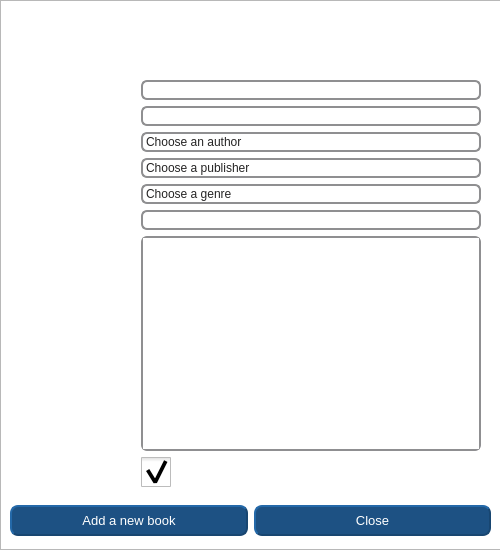
First picture: the form in source/bookdialog.ui, repository sophieham/Glybook, before the edit.
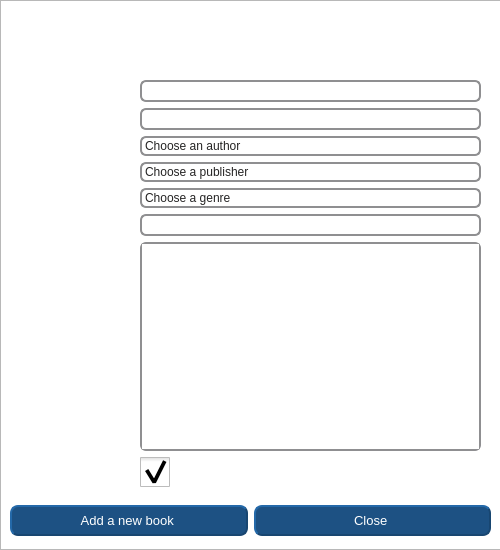
Second picture: the form after the edit. Icons and pictures are not drawn.

```diff
--- a/source/bookdialog.ui
+++ b/source/bookdialog.ui
@@ -10,6 +10,12 @@
     <height>550</height>
    </rect>
   </property>
+  <property name="font">
+   <font>
+    <family>Calibri</family>
+    <pointsize>12</pointsize>
+   </font>
+  </property>
   <property name="windowTitle">
    <string>Glybook ~ Dialog</string>
   </property>
@@ -25,7 +31,7 @@
     background-repeat: no-repeat;
     background-position: left;*/
     color: #252424;
-    font-family: SegoeUI;
+   /* font-family: SegoeUI;*/
     font-size: 12px;
 }
 
@@ -1466,6 +1472,12 @@
     </item>
     <item row="2" column="1">
      <widget class="QComboBox" name="authorList">
+      <property name="font">
+       <font>
+        <family>SegoeUI</family>
+        <pointsize>-1</pointsize>
+       </font>
+      </property>
       <property name="styleSheet">
        <string notr="true"/>
       </property>
@@ -2876,7 +2888,7 @@
        </font>
       </property>
       <property name="text">
-       <string>Publication year</string>
+       <string>Publication date</string>
       </property>
      </widget>
     </item>
@@ -3885,11 +3897,18 @@
         <pointsize>10</pointsize>
        </font>
       </property>
+      <property name="layoutDirection">
+       <enum>Qt::RightToLeft</enum>
+      </property>
       <property name="styleSheet">
        <string notr="true"/>
       </property>
       <property name="text">
-       <string>Add a new book</string>
+       <string>Add a new book </string>
+      </property>
+      <property name="icon">
+       <iconset resource="resource.qrc">
+        <normaloff>:/icons/green_valid.png</normaloff>:/icons/green_valid.png</iconset>
       </property>
      </widget>
     </item>
@@ -3906,11 +3925,18 @@
         <pointsize>10</pointsize>
        </font>
       </property>
+      <property name="layoutDirection">
+       <enum>Qt::RightToLeft</enum>
+      </property>
       <property name="styleSheet">
        <string notr="true"/>
       </property>
       <property name="text">
-       <string>Close</string>
+       <string>Close </string>
+      </property>
+      <property name="icon">
+       <iconset resource="resource.qrc">
+        <normaloff>:/icons/close.png</normaloff>:/icons/close.png</iconset>
       </property>
      </widget>
     </item>
```
